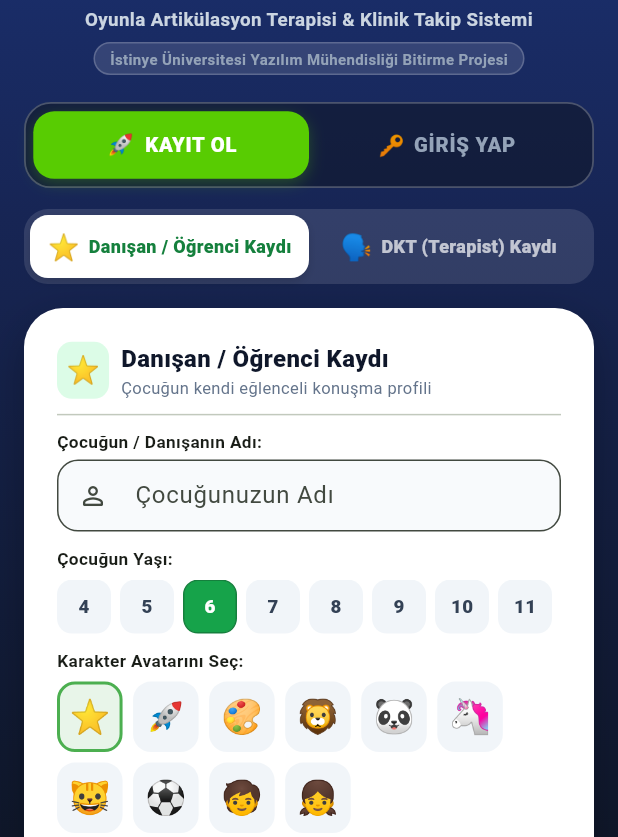
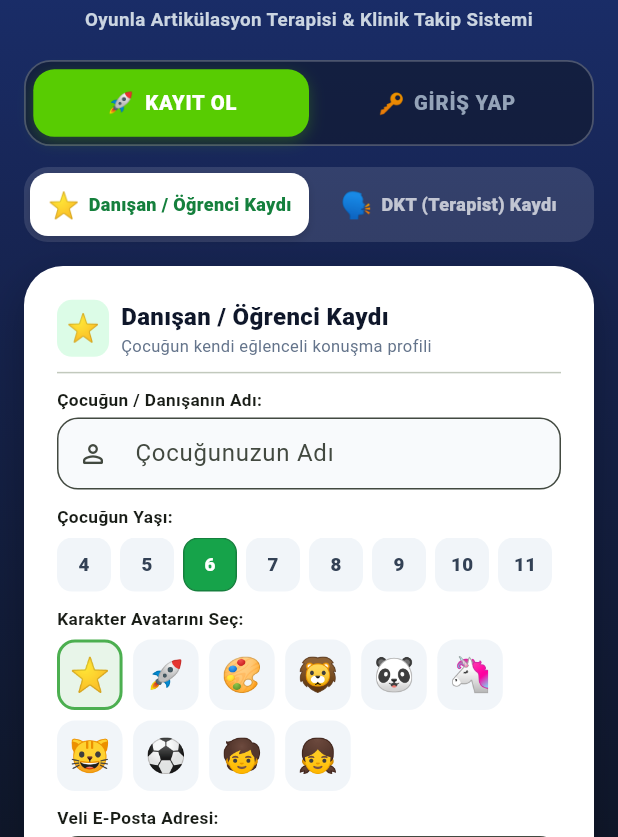
Before and after one commit to betulgul5634-wq/SesYolundaEglence, a Flutter app: the screen it shows after launch, on a phone screen of 412 x 824 dp, the part 399-1236 px from its top. Run offline on Flutter 3.47's test engine with Material 3 defaults, Android fonts, the phone set to English and light mode, and no system bars; missing offline and left inert: dart:html, dart:js, dart:ui_web; Roboto replaces fonts that are missing (Nunito).

Commit message:
refactor: remove Istinye University project badge from onboarding header

```diff
--- a/mobile/lib/screens/onboarding_auth_screen.dart
+++ b/mobile/lib/screens/onboarding_auth_screen.dart
@@ -274,19 +274,6 @@ class _OnboardingAuthScreenState extends State<OnboardingAuthScreen>
             fontSize: 12.5,
             color: Color(0xFFCBD5E1),
             fontWeight: FontWeight.w600,
-          ),
-        ),
-        const SizedBox(height: 6),
-        Container(
-          padding: const EdgeInsets.symmetric(horizontal: 10, vertical: 3),
-          decoration: BoxDecoration(
-            color: Colors.white.withValues(alpha: 0.12),
-            borderRadius: BorderRadius.circular(12),
-            border: Border.all(color: Colors.white.withValues(alpha: 0.2)),
-          ),
-          child: const Text(
-            'İstinye Üniversitesi Yazılım Mühendisliği Bitirme Projesi',
-            style: TextStyle(fontSize: 10, color: Color(0xFF94A3B8), fontWeight: FontWeight.bold),
           ),
         ),
       ],
```
